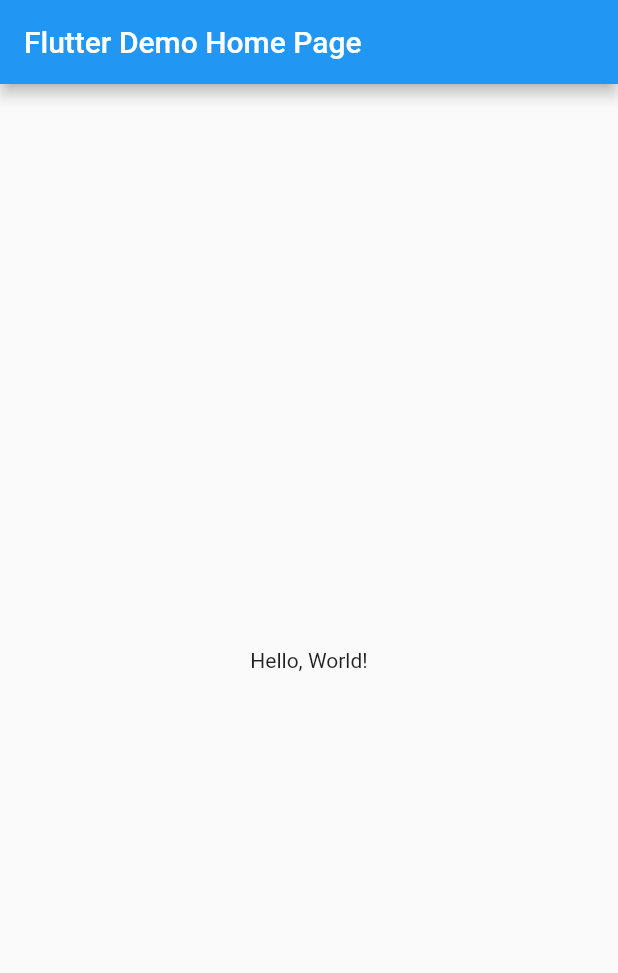
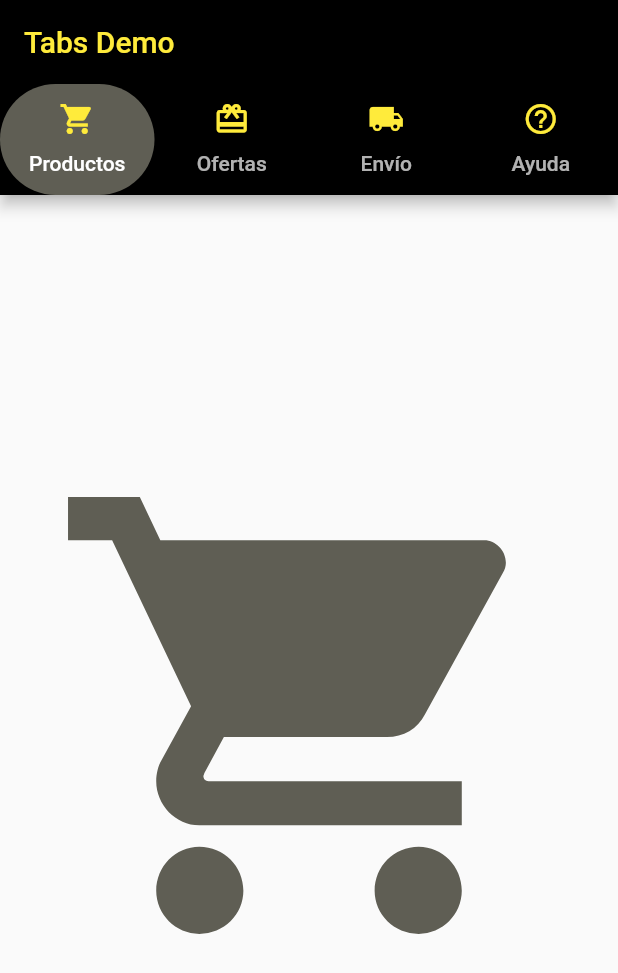
Before and after one commit to FonsecaRafael1006/TabBarP5, a Flutter app: the screen it shows after launch, on a phone screen of 412 x 824 dp. Shown: the top 973 px of the screen. Run offline on Flutter 3.47's test engine with Material 2 defaults, Android fonts, the phone set to English and light mode, and no system bars.

Commit message:
practica5TabBar

```diff
--- a/lib/main.dart
+++ b/lib/main.dart
@@ -3,38 +3,68 @@ import 'package:flutter/material.dart';
 void main() => runApp(MyApp());
 
 class MyApp extends StatelessWidget {
-  const MyApp({super.key});
   // This widget is the root of your application.
   @override
   Widget build(BuildContext context) {
     return MaterialApp(
-      // Application name
-      title: 'Flutter Hello World',
-      // Application theme data, you can set the colors for the application as
-      // you want
+      title: 'Pestaña tab',
+      debugShowCheckedModeBanner: false,
       theme: ThemeData(
+        // This is the theme of your application.
         primarySwatch: Colors.blue,
       ),
-      // A widget which will be started on application startup
-      home: MyHomePage(title: 'Flutter Demo Home Page'),
+      home: MyHomePage(),
     );
   }
 }
 
-class MyHomePage extends StatelessWidget {
-  final String title;
-  const MyHomePage({super.key, required this.title});
+class MyHomePage extends StatefulWidget {
+  const MyHomePage({Key? key}) : super(key: key);
 
   @override
+  _MyHomePageState createState() => _MyHomePageState();
+}
+
+class _MyHomePageState extends State<MyHomePage> {
+  @override
   Widget build(BuildContext context) {
-    return Scaffold(
-      appBar: AppBar(
-        // The title text which will be shown on the action bar
-        title: Text(title),
-      ),
-      body: Center(
-        child: Text(
-          'Hello, World!',
+    return DefaultTabController(
+      length: 4,
+      child: Scaffold(
+        appBar: AppBar(
+          bottom: TabBar(
+            indicator: BoxDecoration(
+                borderRadius: BorderRadius.circular(50), // Creates border
+                color: Color(0xff5f5e54)), // Change background color from here
+            tabs: [
+              Tab(
+                icon: Icon(Icons.shopping_cart, color: Colors.yellow),
+                text: 'Productos',
+              ),
+              Tab(
+                icon: Icon(Icons.card_giftcard, color: Colors.yellow),
+                text: 'Ofertas',
+              ),
+              Tab(
+                icon: Icon(Icons.local_shipping, color: Colors.yellow),
+                text: 'Envío',
+              ),
+              Tab(
+                icon: Icon(Icons.help_outline, color: Colors.yellow),
+                text: 'Ayuda',
+              ),
+            ],
+          ),
+          backgroundColor: Colors.black, // Change the color of the app bar
+          title: Text('Tabs Demo', style: TextStyle(color: Colors.yellow)),
+        ),
+        body: TabBarView(
+          children: [
+            Icon(Icons.shopping_cart, size: 350, color: Color(0xff5f5e54)),
+            Icon(Icons.card_giftcard, size: 350, color: Color(0xff5f5e54)),
+            Icon(Icons.local_shipping, size: 350, color: Color(0xff5f5e54)),
+            Icon(Icons.help_outline, size: 350, color: Color(0xff5f5e54)),
+          ],
         ),
       ),
     );
```
